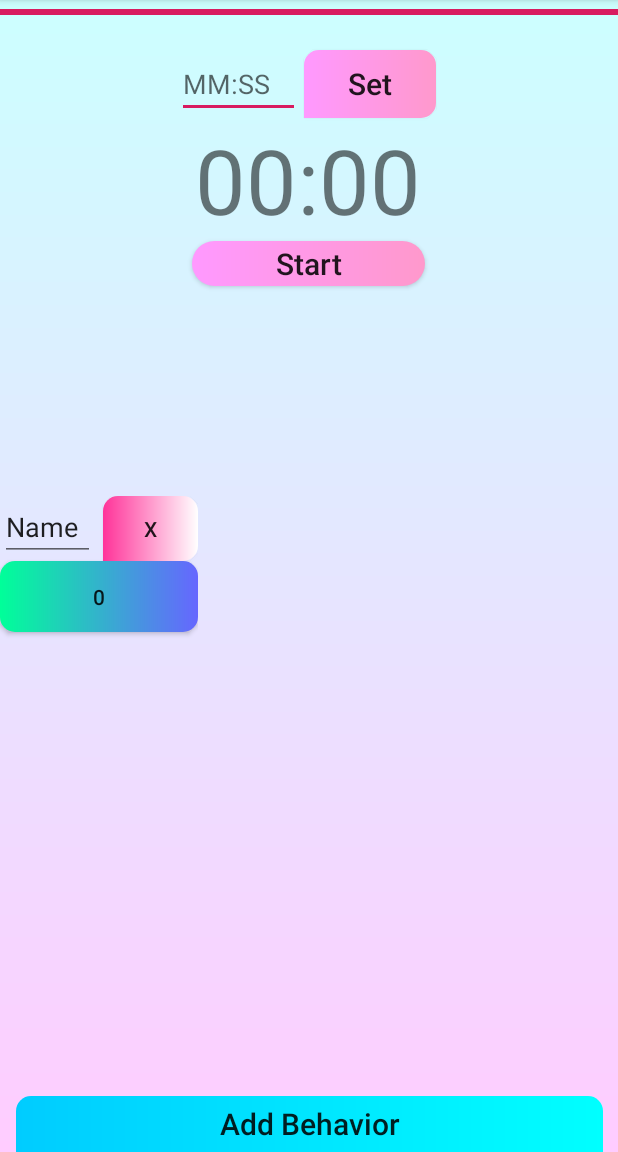
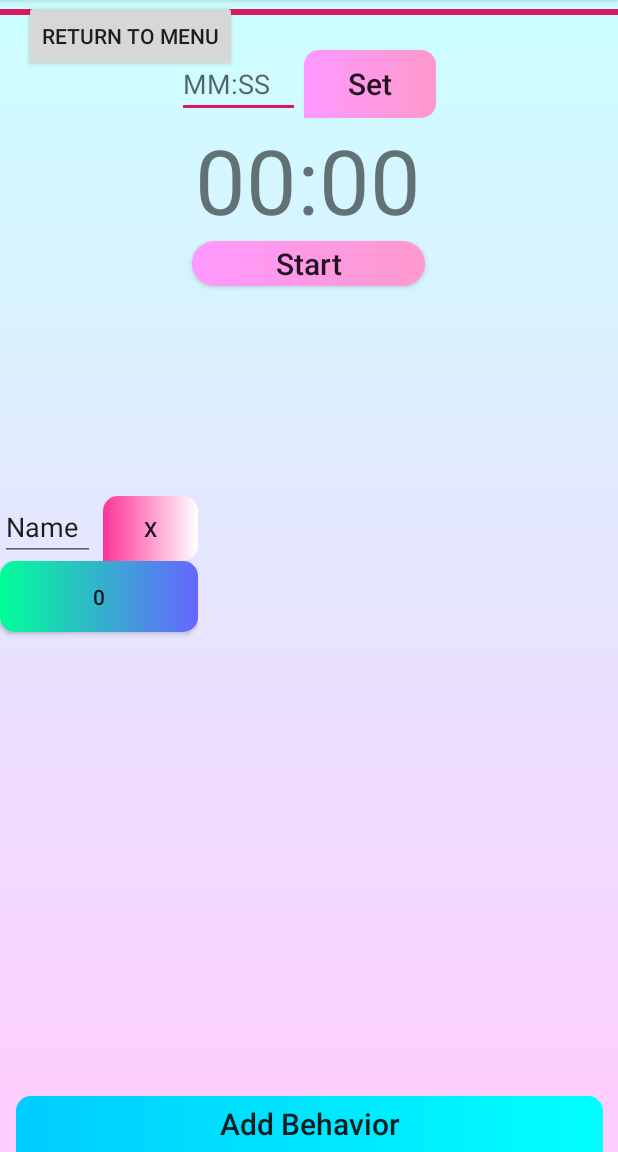
Before and after one commit to SparkDevTeams/disabilityTechRep, an Android app: the screen it shows after launch once a user with an empty profile is signed in (ThirdActivity), on a phone screen of 412 x 824 dp, the part 84-1236 px from its top. Run offline under Robolectric (Android 15) with nearby library versions, the phone set to English and light mode, and no system bars; our stand-ins replace Firebase (no records; nobody signed in at launch, a user with empty details on screens opened directly).

Commit message:
Add button to return to main menu from trial

```diff
--- a/app/src/main/java/com/example/logintutorialvfive/ThirdActivity.java
+++ b/app/src/main/java/com/example/logintutorialvfive/ThirdActivity.java
@@ -2,6 +2,7 @@ package com.example.logintutorialvfive;
 
 import androidx.appcompat.app.AppCompatActivity;
 
+import android.content.Intent;
 import android.os.Bundle;
 import android.view.View;
 import android.widget.Button;
@@ -107,6 +108,14 @@ public class ThirdActivity extends AppCompatActivity {
             }
         });
 
+        Button mainMenuButton = findViewById(R.id.mainMenuButton);
+        mainMenuButton.setOnClickListener(new View.OnClickListener() {
+            @Override
+            public void onClick(View v) {
+                startActivity(new Intent(ThirdActivity.this, SecondActivity.class));
+            }
+        });
+
         //End Fragment stuff
     }
 
--- a/app/src/main/res/layout/activity_third.xml
+++ b/app/src/main/res/layout/activity_third.xml
@@ -23,9 +23,9 @@
         android:layout_alignParentEnd="true"
         android:layout_alignParentRight="true"
         android:layout_alignParentBottom="true"
+        android:background="@drawable/add_btn"
         android:text="Add Behavior"
         android:textAllCaps="false"
-        android:background="@drawable/add_btn"
         android:textSize="20dp"
         app:layout_constraintBottom_toBottomOf="parent"
         app:layout_constraintEnd_toEndOf="parent"
@@ -40,94 +40,113 @@
         app:layout_constraintBottom_toTopOf="@+id/addFragmentButton"
         app:layout_constraintEnd_toEndOf="parent"
         app:layout_constraintStart_toStartOf="parent">
+
         <TableRow>
+
             <fragment
                 android:id="@+id/behavior1"
                 android:name="com.example.logintutorialvfive.ButtonFragment"
                 android:layout_width="wrap_content"
                 android:layout_height="match_parent"
+                android:layout_marginRight="5dp"
                 android:layout_weight="1"
-                android:layout_marginRight="5dp"
                 app:layout_constraintEnd_toEndOf="parent"
                 app:layout_constraintStart_toStartOf="parent" />
+
             <fragment
                 android:id="@+id/behavior2"
                 android:name="com.example.logintutorialvfive.ButtonFragment"
                 android:layout_width="match_parent"
                 android:layout_height="match_parent"
+                android:layout_marginRight="5dp"
                 android:layout_weight="1"
-                android:layout_marginRight="5dp"
                 app:layout_constraintEnd_toEndOf="parent"
                 app:layout_constraintStart_toStartOf="parent" />
+
             <fragment
                 android:id="@+id/behavior3"
                 android:name="com.example.logintutorialvfive.ButtonFragment"
                 android:layout_width="match_parent"
                 android:layout_height="match_parent"
+                android:layout_marginRight="5dp"
                 android:layout_weight="1"
-                android:layout_marginRight="5dp"
                 app:layout_constraintEnd_toEndOf="parent"
                 app:layout_constraintStart_toStartOf="parent" />
         </TableRow>
 
         <TableRow>
+
             <fragment
                 android:id="@+id/behavior4"
                 android:name="com.example.logintutorialvfive.ButtonFragment"
                 android:layout_width="wrap_content"
                 android:layout_height="match_parent"
+                android:layout_marginRight="5dp"
                 android:layout_weight="1"
-                android:layout_marginRight="5dp"
                 app:layout_constraintEnd_toEndOf="parent"
-                app:layout_constraintStart_toStartOf="parent"/>
+                app:layout_constraintStart_toStartOf="parent" />
+
             <fragment
                 android:id="@+id/behavior5"
                 android:name="com.example.logintutorialvfive.ButtonFragment"
                 android:layout_width="match_parent"
                 android:layout_height="match_parent"
+                android:layout_marginRight="5dp"
                 android:layout_weight="1"
-                android:layout_marginRight="5dp"
                 app:layout_constraintEnd_toEndOf="parent"
-                app:layout_constraintStart_toStartOf="parent"/>
+                app:layout_constraintStart_toStartOf="parent" />
+
             <fragment
                 android:id="@+id/behavior6"
                 android:name="com.example.logintutorialvfive.ButtonFragment"
                 android:layout_width="match_parent"
                 android:layout_height="match_parent"
+                android:layout_marginRight="5dp"
                 android:layout_weight="1"
-                android:layout_marginRight="5dp"
                 app:layout_constraintEnd_toEndOf="parent"
-                app:layout_constraintStart_toStartOf="parent"/>
+                app:layout_constraintStart_toStartOf="parent" />
         </TableRow>
 
         <TableRow>
+
             <fragment
                 android:id="@+id/behavior7"
                 android:name="com.example.logintutorialvfive.ButtonFragment"
                 android:layout_width="wrap_content"
                 android:layout_height="match_parent"
+                android:layout_marginRight="5dp"
                 android:layout_weight="1"
-                android:layout_marginRight="5dp"
                 app:layout_constraintEnd_toEndOf="parent"
                 app:layout_constraintStart_toStartOf="parent" />
+
             <fragment
                 android:id="@+id/behavior8"
                 android:name="com.example.logintutorialvfive.ButtonFragment"
                 android:layout_width="match_parent"
                 android:layout_height="match_parent"
+                android:layout_marginRight="5dp"
                 android:layout_weight="1"
-                android:layout_marginRight="5dp"
                 app:layout_constraintEnd_toEndOf="parent"
                 app:layout_constraintStart_toStartOf="parent" />
+
             <fragment
                 android:id="@+id/behavior9"
                 android:name="com.example.logintutorialvfive.ButtonFragment"
                 android:layout_width="match_parent"
                 android:layout_height="match_parent"
+                android:layout_marginRight="5dp"
                 android:layout_weight="1"
-                android:layout_marginRight="5dp"
                 app:layout_constraintEnd_toEndOf="parent"
                 app:layout_constraintStart_toStartOf="parent" />
         </TableRow>
     </TableLayout>
+
+    <Button
+        android:id="@+id/mainMenuButton"
+        android:layout_width="wrap_content"
+        android:layout_height="wrap_content"
+        android:layout_marginStart="16dp"
+        android:text="Return to menu"
+        app:layout_constraintStart_toStartOf="parent"
+        tools:layout_editor_absoluteY="54dp" />
 </androidx.constraintlayout.widget.ConstraintLayout>
```
